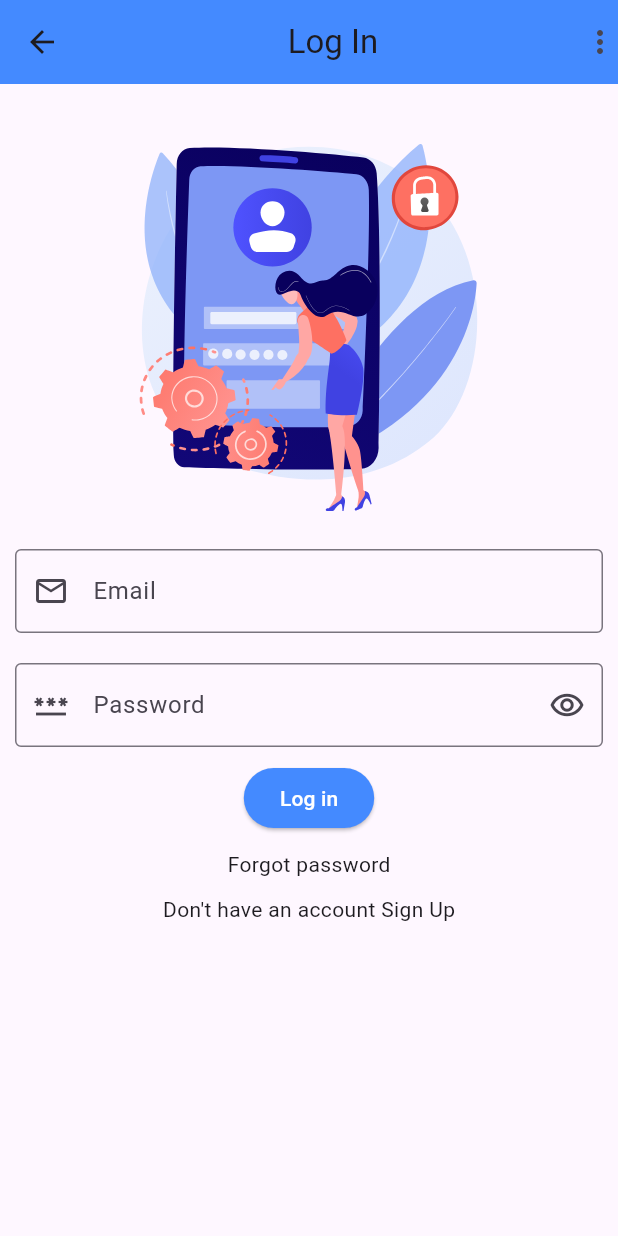
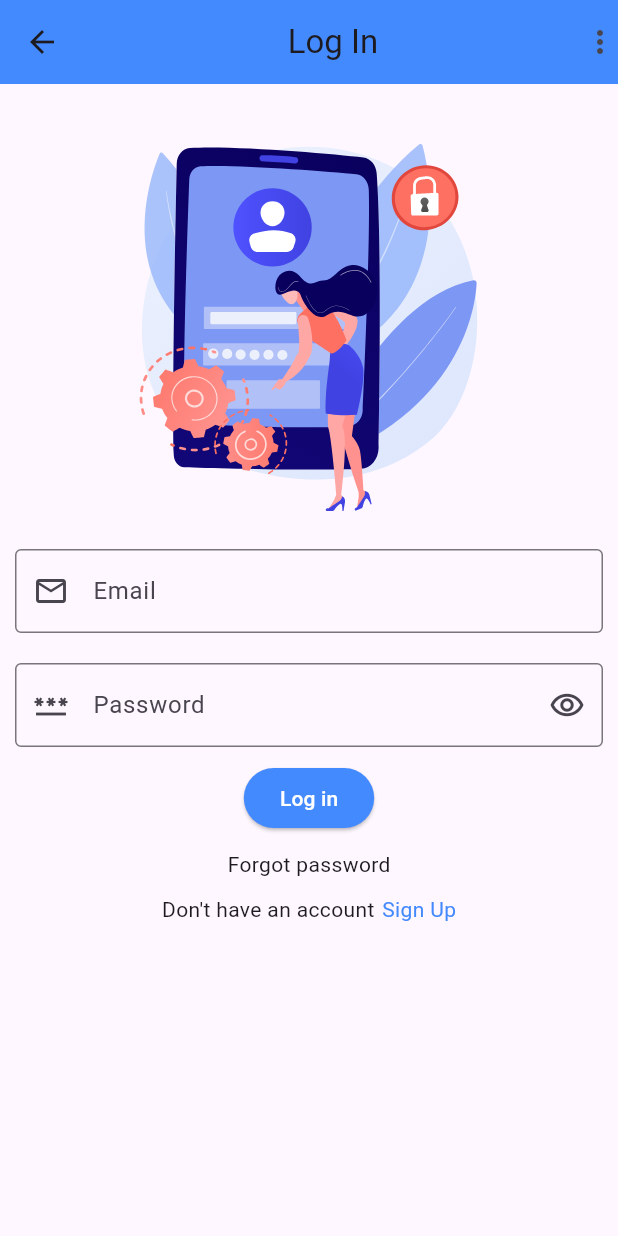
Before and after one commit to Saimur88/Notes_app, a Flutter app: the screen it shows after launch, after a tap on "Log In", on a phone screen of 412 x 824 dp. Run offline on Flutter 3.47's test engine with Material 3 defaults, Android fonts, the phone set to English and light mode, and no system bars; our stand-ins replace cloud_firestore, firebase_auth, firebase_core, get, google_fonts, lottie; accounts and stored records are empty.

Commit message:
Made The Log In Screen Little Finer

```diff
--- a/lib/screens/login_screen.dart
+++ b/lib/screens/login_screen.dart
@@ -72,7 +72,15 @@ class LoginScreen extends StatelessWidget {
                 onTap: (){
                   Get.to(()=> SignupScreen());
                 },
-                child: Text("Don't have an account Sign Up")),
+                child: Row(
+                  mainAxisAlignment: MainAxisAlignment.center,
+
+                  children: [
+                    Text("Don't have an account"),
+                    SizedBox(width: 5,),
+                    Text("Sign Up",style: TextStyle(color: Colors.blueAccent),),
+                  ],
+                )),
 
 
           ],
```
